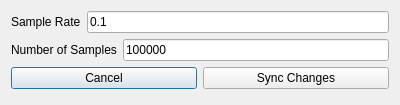
Before: the Qt Designer form experimentconfig.ui in yobson/Exoplanet-Simulation, drawn with Qt 5.
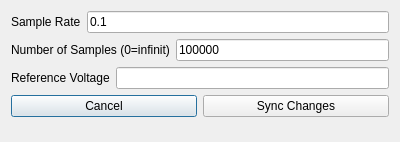
After: the same form once the commit is applied. Icons and pictures are not drawn.

Commit message: Added reference voltage setting (untested)

```diff
--- a/experimentconfig.ui
+++ b/experimentconfig.ui
@@ -7,7 +7,7 @@
     <x>0</x>
     <y>0</y>
     <width>400</width>
-    <height>105</height>
+    <height>142</height>
    </rect>
   </property>
   <property name="windowTitle">
@@ -41,7 +41,7 @@
      <item>
       <widget class="QLabel" name="label_2">
        <property name="text">
-        <string>Number of Samples</string>
+        <string>Number of Samples (0=infinit)</string>
        </property>
       </widget>
      </item>
@@ -54,6 +54,20 @@
      </item>
     </layout>
    </item>
+   <item>
+    <layout class="QHBoxLayout" name="horizontalLayout_4">
+     <item>
+      <widget class="QLabel" name="label_3">
+       <property name="text">
+        <string>Reference Voltage</string>
+       </property>
+      </widget>
+     </item>
+     <item>
+      <widget class="QLineEdit" name="voltage"/>
+     </item>
+    </layout>
+   </item>
    <item>
     <layout class="QHBoxLayout" name="horizontalLayout_3">
      <item>
```
The commit also changes 4 other files.
